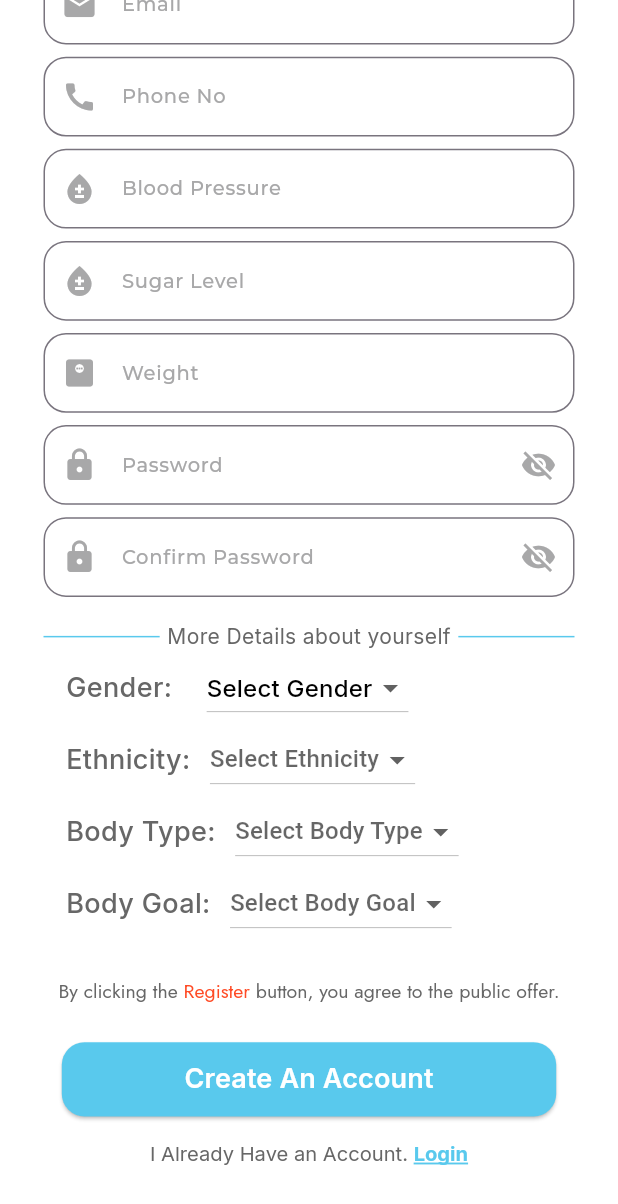
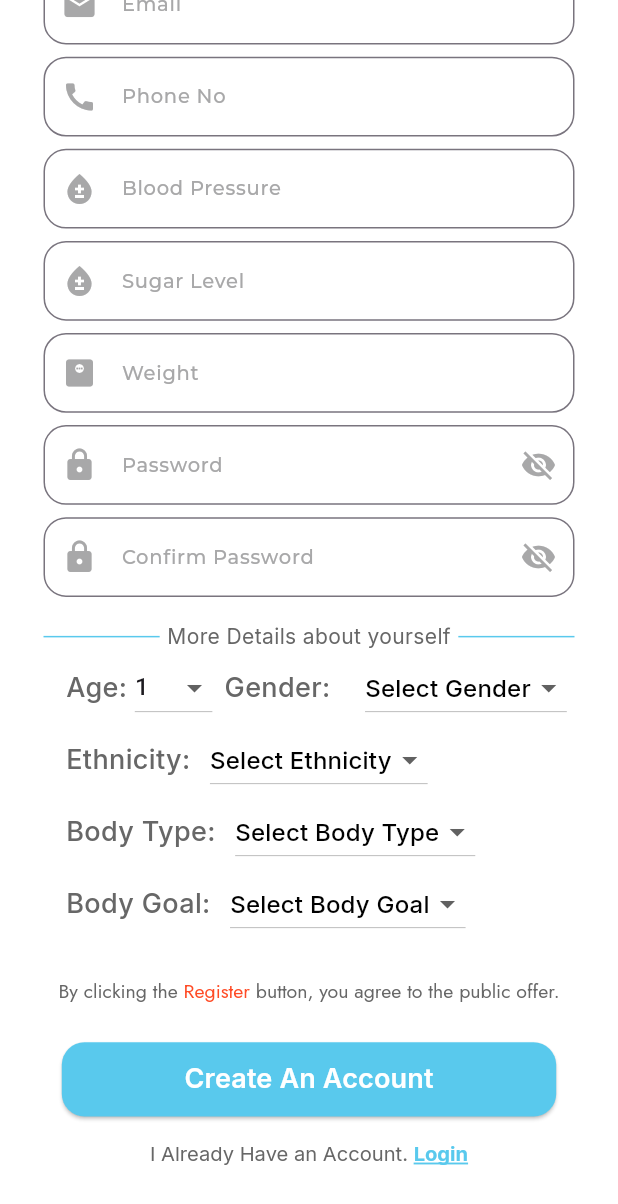
Before and after one commit to MagarKJ/final-year-project, a Flutter app: the CreateAccount screen opened directly, scrolled down 334 dp, on a phone screen of 412 x 824 dp. Shown: the top 1204 px of the screen. Run offline on Flutter 3.47's test engine with Material 3 defaults, Android fonts, the phone set to English and light mode, and no system bars; our stand-ins replace audioplayers, cached_network_image, cloud_firestore, dio, dots_indicator, email_validator and 19 more; missing offline and left inert: flutter_sensors; accounts and stored records are empty.

Commit message:
feat: ui changes

```diff
--- a/final_project/lib/view/authentication/signup.dart
+++ b/final_project/lib/view/authentication/signup.dart
@@ -37,7 +37,7 @@ class _CreateAccountState extends State<CreateAccount> {
 
   bool _showPassword = false;
   bool _showConfirmPassword = false;
-  int _currentAge = 1;
+  int selectedAge = 1;
 
   String? selectedGender;
   String? selectedEthnicity;
@@ -283,8 +283,33 @@ class _CreateAccountState extends State<CreateAccount> {
                               Row(
                                 children: [
                                   // Text(
+                                  Text(
+                                    "Age: ",
+                                    style: GoogleFonts.inter(
+                                      fontSize: 18,
+                                      color: myDarkGrey,
+                                      fontWeight: FontWeight.w500,
+                                    ),
+                                  ),
+                                  DropdownButton<int>(
+                                    value: selectedAge,
+                                    onChanged: (int? newValue) {
+                                      setState(() {
+                                        selectedAge = newValue!;
+                                      });
+                                    },
+                                    items:
+                                        List.generate(100, (index) => index + 1)
+                                            .map<DropdownMenuItem<int>>(
+                                                (int value) {
+                                      return DropdownMenuItem<int>(
+                                        value: value,
+                                        child: Text(value.toString()),
+                                      );
+                                    }).toList(),
+                                  ),
 
-                                  // SizedBox(width: 20),
+                                  SizedBox(width: 8),
                                   Text(
                                     "Gender: ",
                                     style: GoogleFonts.inter(
@@ -338,7 +363,11 @@ class _CreateAccountState extends State<CreateAccount> {
                                         horizontal: 8.0),
                                     child: DropdownButton<String>(
                                       borderRadius: BorderRadius.circular(15),
-                                      hint: Text("Select Ethnicity"),
+                                      hint: Text(
+                                        "Select Ethnicity",
+                                        style: TextStyle(
+                                            fontFamily: 'inter', color: black),
+                                      ),
                                       value: selectedEthnicity,
                                       onChanged: (String? newValue) {
                                         setState(() {
@@ -371,7 +400,11 @@ class _CreateAccountState extends State<CreateAccount> {
                                         horizontal: 8.0),
                                     child: DropdownButton<String>(
                                       borderRadius: BorderRadius.circular(15),
-                                      hint: Text("Select Body Type"),
+                                      hint: Text(
+                                        "Select Body Type",
+                                        style: TextStyle(
+                                            fontFamily: 'inter', color: black),
+                                      ),
                                       value: selectedBodyType,
                                       onChanged: (String? newValue) {
                                         setState(() {
@@ -403,7 +436,11 @@ class _CreateAccountState extends State<CreateAccount> {
                                         horizontal: 8.0),
                                     child: DropdownButton<String>(
                                       borderRadius: BorderRadius.circular(15),
-                                      hint: Text("Select Body Goal"),
+                                      hint: Text(
+                                        "Select Body Goal",
+                                        style: TextStyle(
+                                            fontFamily: 'inter', color: black),
+                                      ),
                                       value: selectedBodyGoal,
                                       onChanged: (String? newValue) {
                                         setState(() {
@@ -499,7 +536,7 @@ class _CreateAccountState extends State<CreateAccount> {
                                   ethnicity: selectedEthnicity ??
                                       '', // Use selectedEthnicity
                                   age:
-                                      _currentAge.toString(), // Use _currentAge
+                                      selectedAge.toString(), // Use _currentAge
                                 ),
                               );
                         }
@@ -530,7 +567,7 @@ class _CreateAccountState extends State<CreateAccount> {
                         ),
                         recognizer: TapGestureRecognizer()
                           ..onTap = () {
-                            Get.offAll(LoginScreen());
+                            Get.offAll(() => LoginScreen());
                           },
                       ),
                     ],
```
